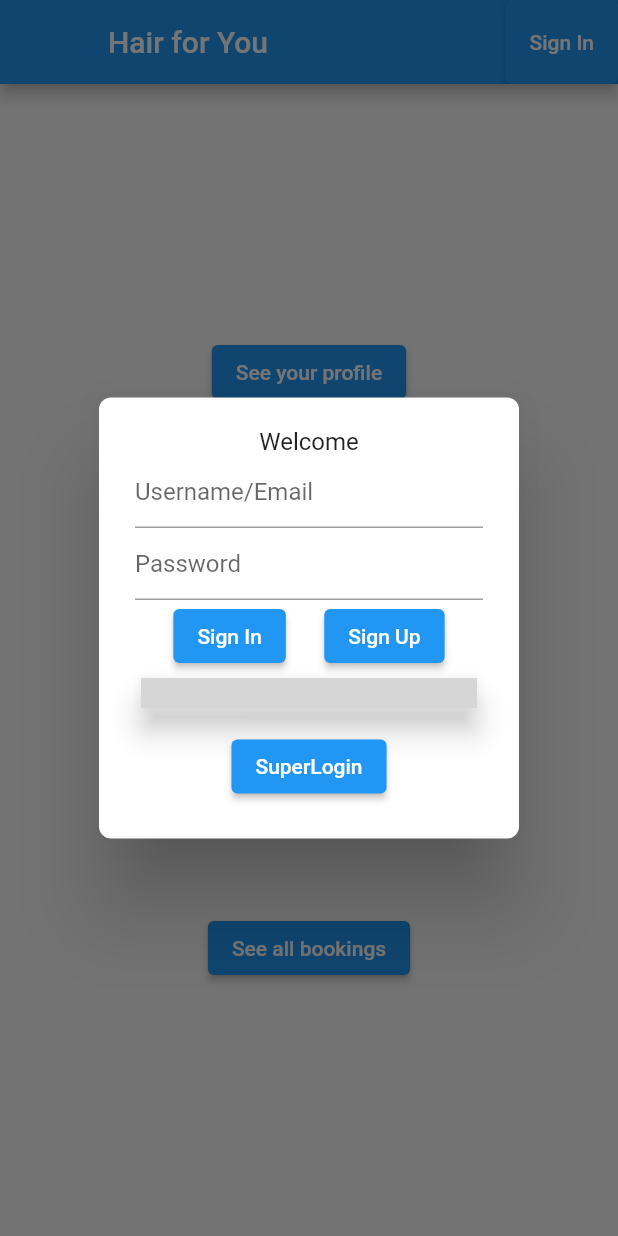
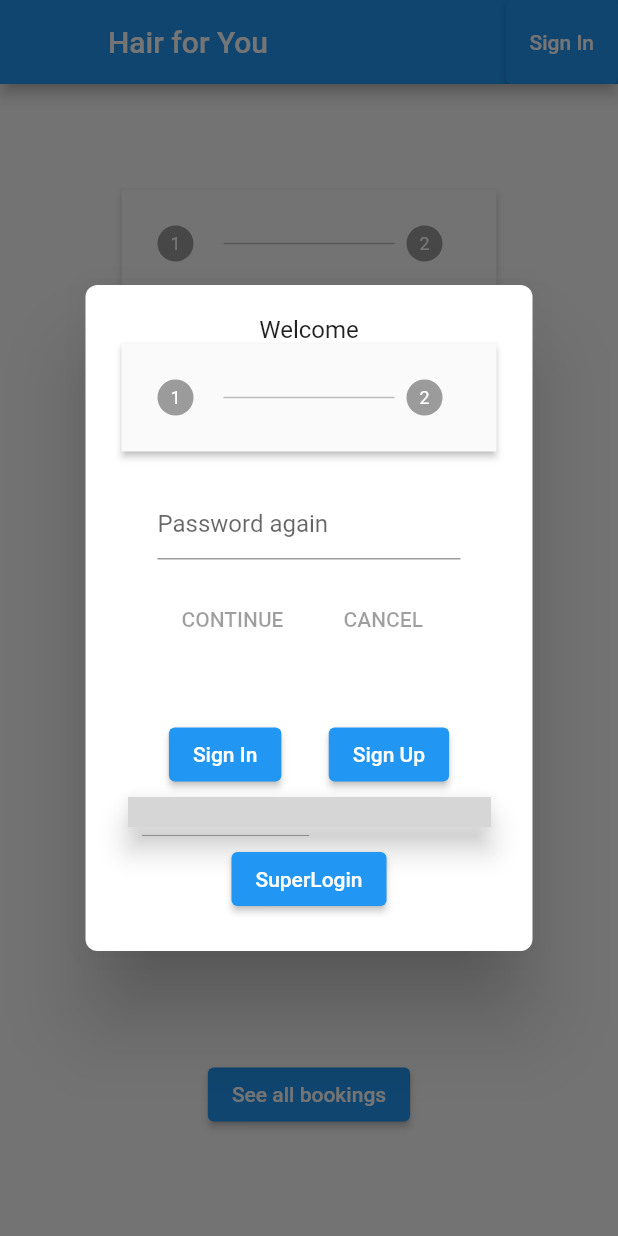
Before and after one commit to josat799/hair-4-you, a Flutter app: the screen it shows after launch, after a tap on "Sign In", on a phone screen of 412 x 824 dp. Run offline on Flutter 3.47's test engine with Material 2 defaults, Android fonts, the phone set to English and light mode, and no system bars; our stand-ins replace google_sign_in, shared_preferences; missing offline and left inert: aqueduct; accounts and stored records are empty; grey boxes are pictures that could not be loaded.

Commit message:
Refactors forms for login and register

```diff
--- a/frontend/lib/screens/index_screen.dart
+++ b/frontend/lib/screens/index_screen.dart
@@ -3,6 +3,7 @@ import 'package:frontend/providers/user_auth.dart';
 import 'package:frontend/screens/bookings_screen.dart';
 import 'package:frontend/screens/user_profile_screen.dart';
 import 'package:frontend/services/user_service.dart';
+import 'package:frontend/widgets/forms_widgets/register_form.dart';
 import 'package:provider/provider.dart';
 import 'package:frontend/widgets/login_widget.dart';
 import 'package:shared_preferences/shared_preferences.dart';
@@ -47,6 +48,7 @@ class _IndexScreenState extends State<IndexScreen> {
         child: Column(
           mainAxisAlignment: MainAxisAlignment.spaceAround,
           children: [
+            RegisterForm(),
             ElevatedButton(
               child: Text('See your profile'),
               onPressed: () {
--- /dev/null
+++ b/frontend/lib/widgets/forms_widgets/register_form.dart
@@ -0,0 +1,69 @@
+import 'package:flutter/material.dart';
+
+class RegisterForm extends StatefulWidget {
+  @override
+  _RegisterFormState createState() => _RegisterFormState();
+}
+
+class _RegisterFormState extends State<RegisterForm> {
+  late GlobalKey<FormState> _key;
+  Map<String, dynamic> userCredentials = {};
+  String password = "";
+  int _currentStep = 0;
+
+  @override
+  void initState() {
+    _key = GlobalKey<FormState>();
+    super.initState();
+  }
+
+  @override
+  Widget build(BuildContext context) {
+    List<Step> registerForm = [
+      Step(
+        content: Container(
+          child: TextFormField(
+            autovalidateMode: AutovalidateMode.onUserInteraction,
+            validator: (value) {
+              if (value!.isEmpty) {
+                return 'Please write your password again';
+              } else if (value.contains(password)) {
+                return 'The password does not match';
+              }
+              return null;
+            },
+            decoration: const InputDecoration(
+              hintText: 'Password again',
+            ),
+            obscureText: true,
+          ),
+        ),
+        title: Text(''),
+      ),
+      Step(
+        content: TextFormField(
+          onSaved: (value) {
+            userCredentials['name'] = value!;
+          },
+          validator: (value) {
+            if (value!.isEmpty) {
+              return 'Please fill in your name';
+            }
+            return null;
+          },
+          decoration: const InputDecoration(hintText: 'Your Name'),
+        ),
+        title: Text(''),
+      ),
+    ];
+    return SizedBox(
+      width: 250,
+      height: 250,
+      child: Stepper(
+        steps: registerForm,
+        type: StepperType.horizontal,
+        currentStep: _currentStep,
+      ),
+    );
+  }
+}
--- a/frontend/lib/widgets/login_menu_widget.dart
+++ b/frontend/lib/widgets/login_menu_widget.dart
@@ -3,6 +3,7 @@ import 'package:frontend/models/user.dart';
 import 'package:frontend/services/OAuth.dart';
 import 'package:frontend/services/google_service.dart';
 import 'package:frontend/services/user_service.dart';
+import 'package:frontend/widgets/forms_widgets/register_form.dart';
 import 'package:provider/provider.dart';
 import 'package:frontend/providers/user_auth.dart';
 
@@ -143,40 +144,29 @@ class _LoginMenuState extends State<LoginMenu> {
   Form _askForCredentials() {
     TextEditingController passwordController = TextEditingController();
     String password = '';
-    return Form(
-      key: _key,
-      child: Column(
-        children: [
-          TextFormField(
+
+    List<Step> signInForm = [
+      Step(
+        content: Container(
+          child: TextFormField(
             onSaved: (value) {
               userCredentials['email'] = value!;
             },
             validator: (value) {
               if (value!.isEmpty) {
-                return 'Please fill in your email or username';
+                return 'Please fill in your email';
               }
               return null;
             },
             decoration: const InputDecoration(
-              hintText: 'Username/Email',
+              hintText: 'Email',
             ),
           ),
-          context.watch<UserAuth>().userState == UserState.register
-              ? TextFormField(
-                  controller: passwordController,
-                  onSaved: (value) {
-                    userCredentials['name'] = value!;
-                  },
-                  validator: (value) {
-                    if (value!.isEmpty) {
-                      return 'Please fill in your name';
-                    }
-                    return null;
-                  },
-                  decoration: const InputDecoration(hintText: 'Your Name'),
-                )
-              : Container(),
-          TextFormField(
+        ),
+        title: Text(''),
+      ),
+      Step(
+        content: TextFormField(
           onChanged: (value) {
             password = value;
           },
@@ -194,24 +184,19 @@ class _LoginMenuState extends State<LoginMenu> {
           ),
           obscureText: true,
         ),
-          context.watch<UserAuth>().userState == UserState.register
-              ? TextFormField(
-                  autovalidateMode: AutovalidateMode.onUserInteraction,
-                  validator: (value) {
-                    if (value!.isEmpty) {
-                      return 'Please write your password again';
-                    } else if (value.contains(password)) {
-                      return 'The password does not match';
-                    }
-                    return null;
-                  },
-                  decoration: const InputDecoration(
-                    hintText: 'Password again',
+        title: Text(''),
       ),
-                  obscureText: true,
-                )
-              : Container(),
-        ],
+    ];
+    return Form(
+      key: _key,
+      child: Container(
+        width: double.infinity,
+        child: RegisterForm(),
+        // child: Stepper(
+        //   steps: context.watch<UserAuth>().userState == UserState.register
+        //       ? registerForm
+        //       : signInForm,
+        // ),
       ),
     );
   }
--- a/frontend/lib/widgets/login_widget.dart
+++ b/frontend/lib/widgets/login_widget.dart
@@ -77,7 +77,8 @@ class _LoginState extends State<Login> {
               ),
             ),
             content: SizedBox(
-              height: state != UserState.register ? 250 : 400,
+              height: 400,
+              width: double.infinity,
               child: LoginMenu(),
             ),
           );
```
Lines whose indentation alone changed are shown as unchanged.
